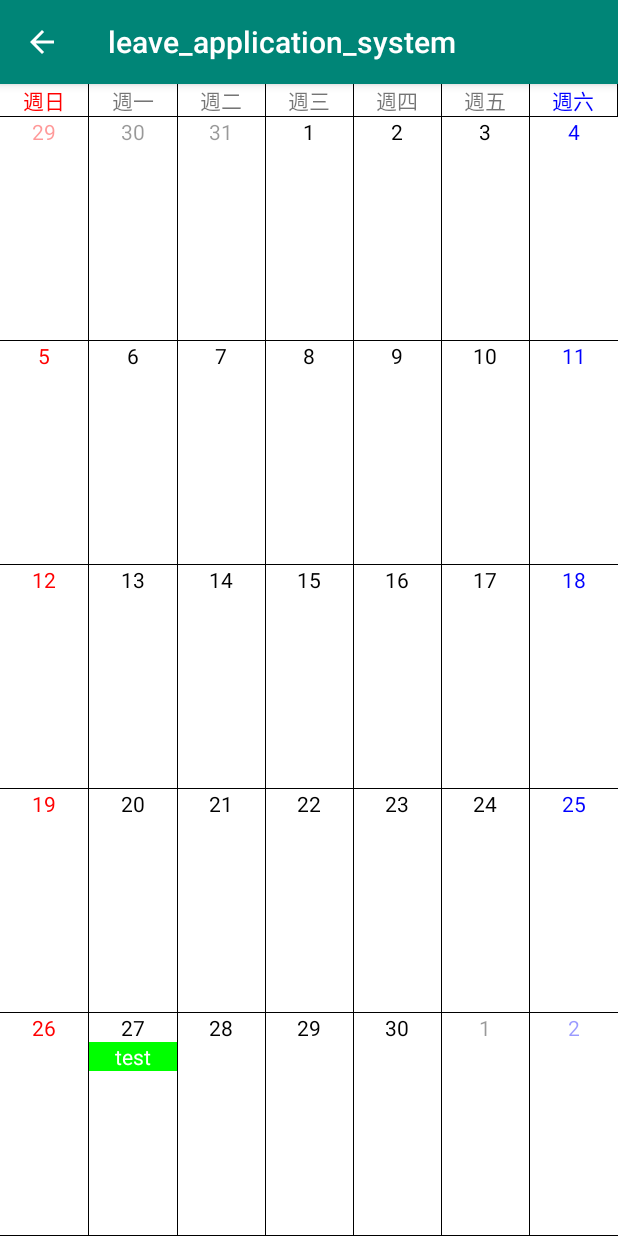
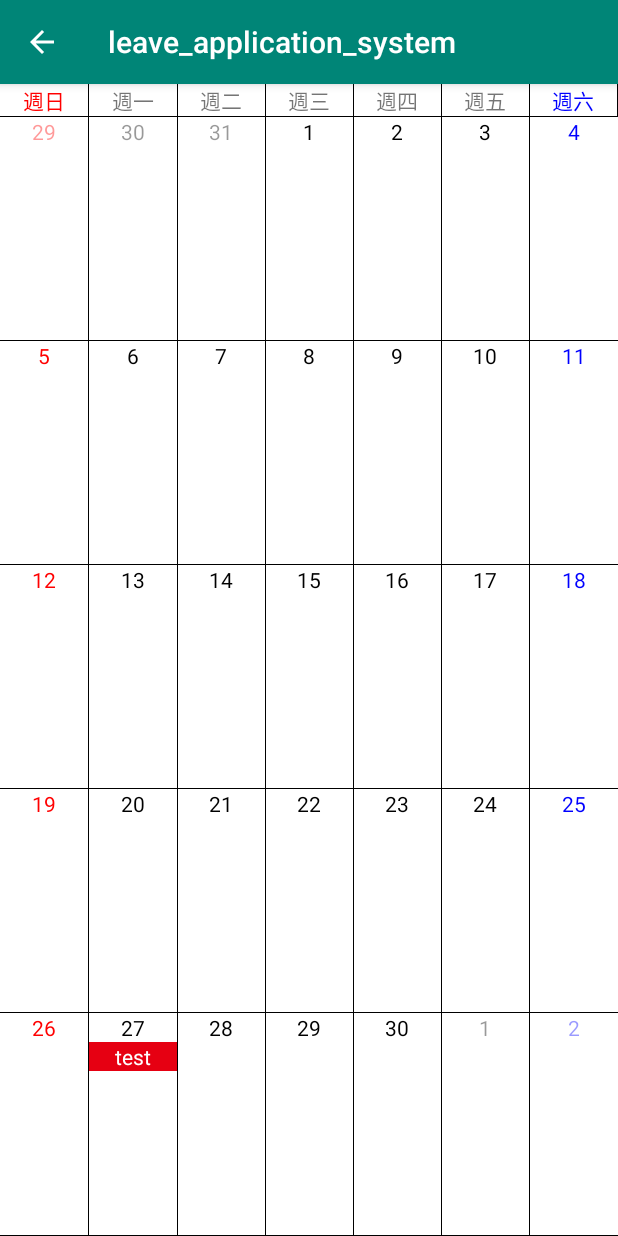
Before and after one commit to timliao0206/leave_application_system, an Android app: the Itinerary screen opened directly, with no data from a screen before it, on a phone screen of 412 x 824 dp. Run offline under Robolectric (Android 15) with nearby library versions, the phone set to English and light mode, and no system bars.

Commit message:
color complete. sorting remaining

```diff
--- a/app/src/main/java/com/example/leave_application_system/Itinerary.java
+++ b/app/src/main/java/com/example/leave_application_system/Itinerary.java
@@ -11,6 +11,7 @@ import android.widget.LinearLayout;
 import android.widget.TextView;
 
 import androidx.appcompat.app.AppCompatActivity;
+import androidx.core.content.ContextCompat;
 
 import java.util.Calendar;
 
@@ -116,7 +117,9 @@ public class Itinerary extends AppCompatActivity {
 
         //set properties
         event.setText(name);
-        event.setBackgroundColor(Color.GREEN);
+        String color = "RGB"+(eventId%24 +1)+"_FC";
+        int colorId = getResources().getIdentifier(color,"color",getPackageName());
+        event.setBackgroundResource(colorId);
 
         //insert into calendar
         int week = date.get(Calendar.WEEK_OF_MONTH);
```
Also changed, not shown: app/src/main/res/values/colors.xml (+25 -0 lines).
